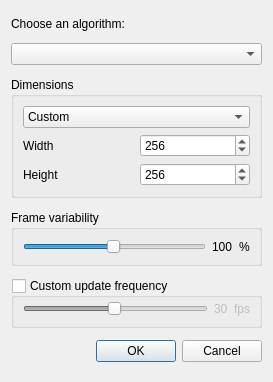
Old version of the form src/AlgorithmSelectionDialog.ui in the repository markus-wa/glmixer-mirror.
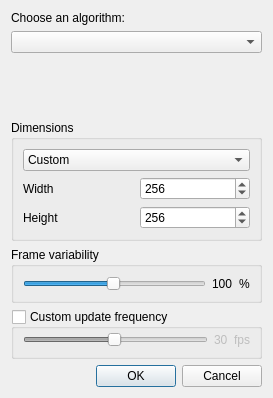
New version of the form. Icons and pictures are not drawn.

Diff of the .ui file:
```diff
--- a/src/AlgorithmSelectionDialog.ui
+++ b/src/AlgorithmSelectionDialog.ui
@@ -7,7 +7,7 @@
     <x>0</x>
     <y>0</y>
     <width>273</width>
-    <height>382</height>
+    <height>398</height>
    </rect>
   </property>
   <property name="sizePolicy">
@@ -47,6 +47,13 @@
      </property>
     </widget>
    </item>
+   <item>
+    <widget class="QLabel" name="label">
+     <property name="text">
+      <string/>
+     </property>
+    </widget>
+   </item>
    <item>
     <widget class="QGroupBox" name="sizeGroupBox">
      <property name="sizePolicy">
@@ -58,6 +65,9 @@
      <property name="title">
       <string>Dimensions</string>
      </property>
+     <property name="flat">
+      <bool>true</bool>
+     </property>
      <layout class="QVBoxLayout" name="verticalLayout_2">
       <item>
        <widget class="QComboBox" name="presetsSizeComboBox">
@@ -202,6 +212,9 @@
      <property name="title">
       <string>Frame variability</string>
      </property>
+     <property name="flat">
+      <bool>true</bool>
+     </property>
      <layout class="QHBoxLayout" name="horizontalLayout_2">
       <item>
        <widget class="QSlider" name="variabilitySlider">
```
